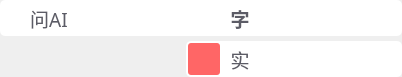
The window that OneGrab/src/BtnBar.ui (whdicu/OneGrab) describes before a commit, drawn with Qt 5.
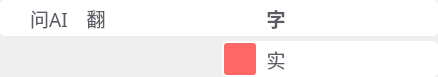
The same window after the commit. Icons and pictures are not drawn.

Diff of the .ui file:
```diff
--- a/OneGrab/src/BtnBar.ui
+++ b/OneGrab/src/BtnBar.ui
@@ -6,7 +6,7 @@
    <rect>
     <x>0</x>
     <y>0</y>
-    <width>392</width>
+    <width>436</width>
     <height>77</height>
    </rect>
   </property>
@@ -186,6 +186,37 @@
            </property>
           </widget>
          </item>
+         <item>
+          <widget class="QPushButton" name="btn_translate">
+           <property name="sizePolicy">
+            <sizepolicy hsizetype="Minimum" vsizetype="Expanding">
+             <horstretch>0</horstretch>
+             <verstretch>0</verstretch>
+            </sizepolicy>
+           </property>
+           <property name="minimumSize">
+            <size>
+             <width>32</width>
+             <height>0</height>
+            </size>
+           </property>
+           <property name="maximumSize">
+            <size>
+             <width>32</width>
+             <height>16777215</height>
+            </size>
+           </property>
+           <property name="font">
+            <font>
+             <family>黑体</family>
+             <pointsize>14</pointsize>
+            </font>
+           </property>
+           <property name="text">
+            <string>翻</string>
+           </property>
+          </widget>
+         </item>
          <item>
           <widget class="QPushButton" name="btn_rect">
            <property name="sizePolicy">
```
